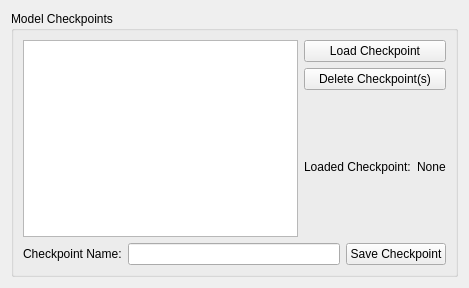
First picture: the form in rl_ui/checkpointwidget.ui, repository SandSnip3r/Hyperbot, before the edit.
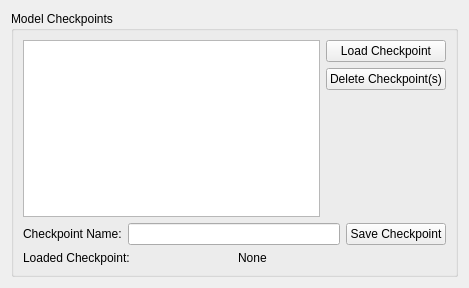
Second picture: the form after the edit.

Commit message: UI: Move loaded checkpoint display below save controls for better UI flow

Patch:
```diff
--- a/rl_ui/checkpointwidget.ui
+++ b/rl_ui/checkpointwidget.ui
@@ -41,24 +41,6 @@
         </item>
        </layout>
       </item>
-      <item row="3" column="1">
-       <layout class="QHBoxLayout" name="horizontalLayout_2">
-        <item>
-         <widget class="QLabel" name="loadedCheckpointLabel">
-          <property name="text">
-           <string>Loaded Checkpoint:</string>
-          </property>
-         </widget>
-        </item>
-        <item>
-         <widget class="QLabel" name="currentlyLoadedCheckpoint">
-          <property name="text">
-           <string>None</string>
-          </property>
-         </widget>
-        </item>
-       </layout>
-      </item>
       <item row="1" column="1">
        <widget class="QPushButton" name="loadCheckpointButton">
         <property name="text">
@@ -80,6 +62,24 @@
         </property>
        </widget>
       </item>
+      <item row="5" column="0" colspan="2">
+       <layout class="QHBoxLayout" name="horizontalLayout_2">
+        <item>
+         <widget class="QLabel" name="loadedCheckpointLabel">
+          <property name="text">
+           <string>Loaded Checkpoint:</string>
+          </property>
+         </widget>
+        </item>
+        <item>
+         <widget class="QLabel" name="currentlyLoadedCheckpoint">
+          <property name="text">
+           <string>None</string>
+          </property>
+         </widget>
+        </item>
+       </layout>
+      </item>
      </layout>
     </widget>
    </item>
```
